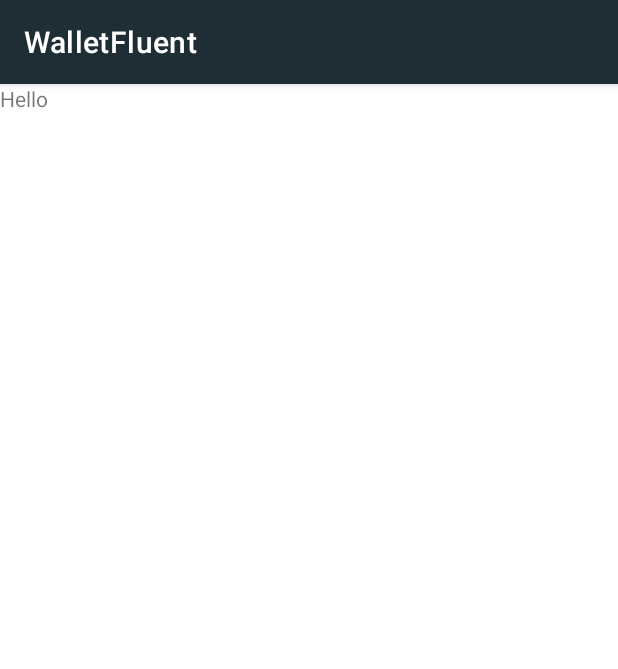
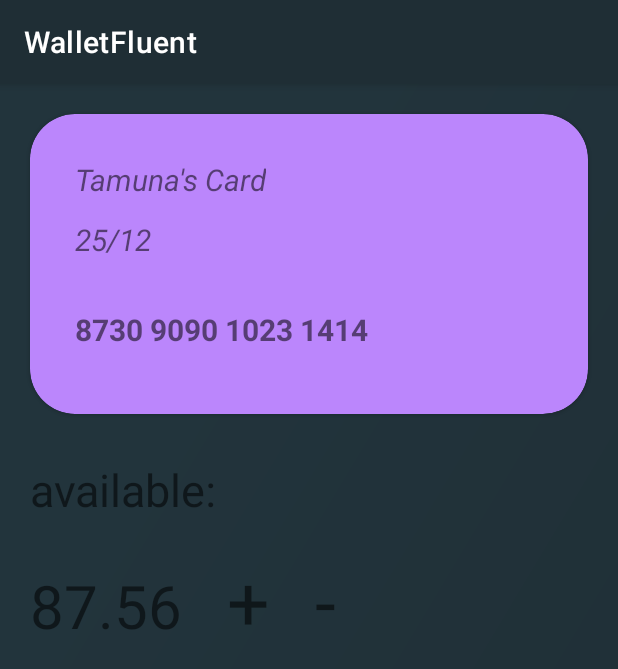
Before and after one commit to tmumladze123/Walletfluent, an Android app: the fragment PersonalInfoFragment shown on its own in the app's theme, on a phone screen of 412 x 824 dp. Shown: the top 669 px of the screen. Run offline under Robolectric (Android 15) with nearby library versions, the phone set to English and light mode, and no system bars; our stand-ins replace Dagger/Hilt's generated code.

Commit message:
personal view

```diff
--- a/WalletFluent/app/src/main/java/ge/nlatsabidze/walletfluent/network/currencyNetwork/CurrencyRepository.kt
+++ b/WalletFluent/app/src/main/java/ge/nlatsabidze/walletfluent/network/currencyNetwork/CurrencyRepository.kt
@@ -4,12 +4,16 @@ import ge.nlatsabidze.walletfluent.model.valuteModel.Converter
 import ge.nlatsabidze.walletfluent.model.valuteModel.Currency
 import kotlinx.coroutines.Dispatchers
 import kotlinx.coroutines.flow.Flow
+import kotlinx.coroutines.flow.MutableStateFlow
 import kotlinx.coroutines.flow.flow
 import kotlinx.coroutines.flow.flowOn
 import retrofit2.Response
 import javax.inject.Inject
 
 class CurrencyRepository @Inject constructor(private var apiService: CurrencyApi) {
+
+    private var _showLoading = MutableStateFlow<Boolean>(false)
+    val showLoading: MutableStateFlow<Boolean> get() = _showLoading
 
     suspend fun getCountryCurrencies(): Flow<Resource<Currency>>{
         return flow {
@@ -28,10 +32,12 @@ class CurrencyRepository @Inject constructor(private var apiService: CurrencyApi
     }
 
     private suspend fun <T> handleResponse(apiCall: suspend() -> Response<T>): Resource<T> {
+        _showLoading.value = true
         try {
             val response = apiCall()
             val body = response.body()
             if (response.isSuccessful && body != null) {
+                _showLoading.value = false
                 return Resource.Success(body)
             }
             return Resource.Error("exception")
--- a/WalletFluent/app/src/main/java/ge/nlatsabidze/walletfluent/ui/currency/currencyPages/countryCurrencies/CurrencyPageFragment.kt
+++ b/WalletFluent/app/src/main/java/ge/nlatsabidze/walletfluent/ui/currency/currencyPages/countryCurrencies/CurrencyPageFragment.kt
@@ -1,6 +1,7 @@
 package ge.nlatsabidze.walletfluent.ui.currency.currencyPages.countryCurrencies
 
 import android.app.ProgressDialog
+import android.view.View
 import android.view.WindowManager
 import android.widget.ProgressBar
 import androidx.fragment.app.viewModels
@@ -10,23 +11,36 @@ import dagger.hilt.android.AndroidEntryPoint
 import ge.nlatsabidze.walletfluent.BaseFragment
 import ge.nlatsabidze.walletfluent.databinding.CurrencyPageFragmentBinding
 import ge.nlatsabidze.walletfluent.ui.currency.currencyPages.countryCurrencies.currencyAdapter.CurrencyAdapter
+import kotlinx.coroutines.flow.collect
 import kotlinx.coroutines.flow.collectLatest
 import kotlinx.coroutines.launch
 
 @AndroidEntryPoint
 class CurrencyPageFragment :
     BaseFragment<CurrencyPageFragmentBinding>(CurrencyPageFragmentBinding::inflate) {
-    private lateinit var pb : ProgressBar
+    private lateinit var pb: ProgressBar
     private val currencyPageViewModel: CurrencyPageViewModel by viewModels()
     private var currencyAdapter = CurrencyAdapter()
     override fun start() {
         ((activity))!!.window.setSoftInputMode(WindowManager.LayoutParams.SOFT_INPUT_ADJUST_PAN)
         initAdapter()
         setDataFromApi()
-        prog()
+        displayProgressBar()
     }
 
-    private fun prog(){
+    private fun displayProgressBar() {
+
+        currencyPageViewModel.showLoadingBar()
+        viewLifecycleOwner.lifecycleScope.launch {
+            currencyPageViewModel.showLoadingViewModel.collectLatest {
+                val loadingBar = binding.progressBar
+                if (it) {
+                    loadingBar.visibility = View.VISIBLE
+                } else {
+                    loadingBar.visibility = View.INVISIBLE
+                }
+            }
+        }
     }
 
     private fun initAdapter() {
--- a/WalletFluent/app/src/main/java/ge/nlatsabidze/walletfluent/ui/currency/currencyPages/countryCurrencies/CurrencyPageViewModel.kt
+++ b/WalletFluent/app/src/main/java/ge/nlatsabidze/walletfluent/ui/currency/currencyPages/countryCurrencies/CurrencyPageViewModel.kt
@@ -7,6 +7,7 @@ import ge.nlatsabidze.walletfluent.model.valuteModel.CommercialRates
 import ge.nlatsabidze.walletfluent.network.currencyNetwork.CurrencyRepository
 import kotlinx.coroutines.Dispatchers
 import kotlinx.coroutines.flow.MutableSharedFlow
+import kotlinx.coroutines.flow.MutableStateFlow
 import kotlinx.coroutines.flow.collectLatest
 import kotlinx.coroutines.launch
 import kotlinx.coroutines.withContext
@@ -16,6 +17,10 @@ import javax.inject.Inject
 class CurrencyPageViewModel @Inject constructor(private val currencyRepository: CurrencyRepository) : ViewModel() {
     private val _commercialRates = MutableSharedFlow<List<CommercialRates>>()
     val commercialRates: MutableSharedFlow<List<CommercialRates>> get() = _commercialRates
+
+    private var _showLoadingViewModelState = MutableStateFlow<Boolean>(false)
+    val showLoadingViewModel: MutableStateFlow<Boolean> get() = _showLoadingViewModelState
+
 
     fun getCommercialRates() {
         viewModelScope.launch {
@@ -27,4 +32,11 @@ class CurrencyPageViewModel @Inject constructor(private val currencyRepository:
         }
     }
 
+    fun showLoadingBar() {
+        viewModelScope.launch {
+            currencyRepository.showLoading.collectLatest {
+                _showLoadingViewModelState.value = it
+            }
+        }
+    }
 }
--- a/WalletFluent/app/src/main/res/layout/currency_page_fragment.xml
+++ b/WalletFluent/app/src/main/res/layout/currency_page_fragment.xml
@@ -11,8 +11,14 @@
         android:id="@+id/progressBar"
         android:layout_width="wrap_content"
         android:layout_height="wrap_content"
+        app:indicatorColor="@color/purple_700"
+        android:layout_marginBottom="20dp"
         android:indeterminate="true"
+        app:layout_constraintBottom_toBottomOf="@+id/rvCurrency"
+        app:layout_constraintEnd_toEndOf="parent"
+        app:layout_constraintStart_toStartOf="parent"
         tools:ignore="MissingConstraints" />
+
     <androidx.appcompat.widget.SearchView
         android:id="@+id/searchView"
         android:layout_width="match_parent"
@@ -29,6 +35,7 @@
         app:layout_constraintBottom_toBottomOf="parent"
         app:layout_constraintDimensionRatio="4:6"
         app:layout_constraintEnd_toEndOf="parent"
+        app:layout_constraintHorizontal_bias="0.0"
         app:layout_constraintStart_toStartOf="parent"
         app:layout_constraintTop_toBottomOf="@+id/searchView" />
 
--- a/WalletFluent/app/src/main/res/layout/personal_info_fragment.xml
+++ b/WalletFluent/app/src/main/res/layout/personal_info_fragment.xml
@@ -1,13 +1,92 @@
 <?xml version="1.0" encoding="utf-8"?>
-<FrameLayout xmlns:android="http://schemas.android.com/apk/res/android"
+<androidx.constraintlayout.widget.ConstraintLayout xmlns:android="http://schemas.android.com/apk/res/android"
     xmlns:tools="http://schemas.android.com/tools"
+    xmlns:app="http://schemas.android.com/apk/res-auto"
     android:layout_width="match_parent"
+    android:background="@drawable/ic_background"
     android:layout_height="match_parent"
-    tools:context=".ui.personalInfo.PersonalInfoFragment">
+    tools:context=".ui.currency.currencyPages.countryCurrencies.CurrencyPageFragment">
 
-    <TextView
+    <com.google.android.material.card.MaterialCardView
+        android:id="@+id/yourCard"
         android:layout_width="match_parent"
-        android:layout_height="match_parent"
-        android:text="Hello" />
+        android:layout_height="200dp"
+        android:layout_marginLeft="20dp"
+        android:layout_marginRight="20dp"
+        android:layout_marginTop="20dp"
+        app:layout_constraintTop_toTopOf="parent"
+        app:layout_constraintStart_toStartOf="parent"
+        app:layout_constraintEnd_toEndOf="parent"
+        android:backgroundTint="@color/purple_200"
+        app:cardCornerRadius="30dp"
+        >
+        <androidx.appcompat.widget.AppCompatTextView
+            android:id="@+id/tvName"
+            android:layout_width="wrap_content"
+            android:layout_marginTop="30dp"
+            android:layout_marginLeft="30dp"
+            android:text="Tamuna's Card"
+            android:textSize="20sp"
+            android:textStyle="italic"
+            android:layout_height="wrap_content"/>
+        <androidx.appcompat.widget.AppCompatTextView
+            android:id="@+id/tvDate"
+            android:layout_width="wrap_content"
+            android:layout_marginTop="70dp"
+            android:layout_marginLeft="30dp"
+            android:text="25/12"
+            android:textSize="20sp"
+            android:textStyle="italic"
+            android:layout_height="wrap_content"/>
+        <androidx.appcompat.widget.AppCompatTextView
+            android:id="@+id/tvNumber"
+            android:layout_width="wrap_content"
+            android:layout_marginTop="130dp"
+            android:layout_marginLeft="30dp"
+            android:text="8730 9090 1023 1414"
+            android:textStyle="bold"
+            android:textSize="20sp"
+            android:layout_height="wrap_content"/>
+    </com.google.android.material.card.MaterialCardView>
 
-</FrameLayout>
+    <androidx.appcompat.widget.AppCompatTextView
+        android:id="@+id/tvAvailable"
+        android:layout_width="wrap_content"
+        android:layout_height="wrap_content"
+        app:layout_constraintTop_toBottomOf="@id/yourCard"
+        app:layout_constraintStart_toStartOf="@+id/yourCard"
+        android:layout_marginTop="30dp"
+        android:textSize="30sp"
+        android:text="available:"/>
+    <androidx.appcompat.widget.AppCompatTextView
+        android:id="@+id/balance"
+        android:layout_width="wrap_content"
+        android:layout_height="wrap_content"
+        app:layout_constraintTop_toBottomOf="@id/tvAvailable"
+        app:layout_constraintStart_toStartOf="@+id/yourCard"
+        android:layout_marginTop="30dp"
+        android:textSize="40sp"
+        android:text="87.56"/>
+
+    <androidx.appcompat.widget.AppCompatTextView
+        android:id="@+id/increase"
+        android:layout_width="wrap_content"
+        android:layout_height="wrap_content"
+        app:layout_constraintTop_toBottomOf="@id/tvAvailable"
+        app:layout_constraintStart_toEndOf="@+id/balance"
+        android:layout_marginTop="20dp"
+        android:layout_marginLeft="30dp"
+        android:textSize="50sp"
+        android:text="+"/>
+    <androidx.appcompat.widget.AppCompatTextView
+        android:id="@+id/decrease"
+        android:layout_width="wrap_content"
+        android:layout_height="wrap_content"
+        app:layout_constraintTop_toBottomOf="@id/tvAvailable"
+        app:layout_constraintStart_toEndOf="@+id/increase"
+        android:layout_marginTop="20dp"
+        android:layout_marginLeft="30dp"
+        android:textSize="50sp"
+        android:text="-"/>
+
+</androidx.constraintlayout.widget.ConstraintLayout>
```
